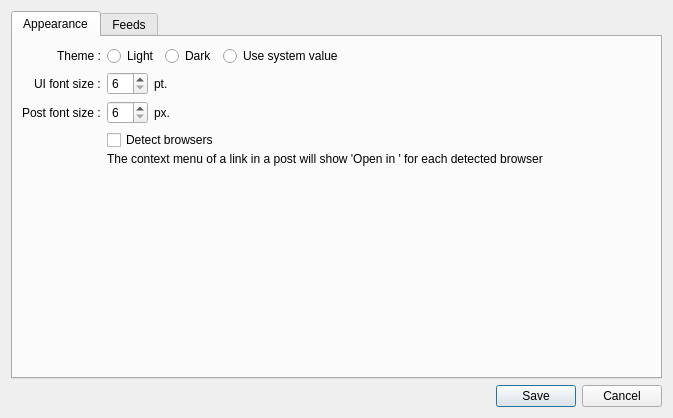
This is client-desktop/src/dialogs/DialogPreferences.ui in zappatic/ZapFeedReader as Qt 5 draws it before an edit. The edited form follows.
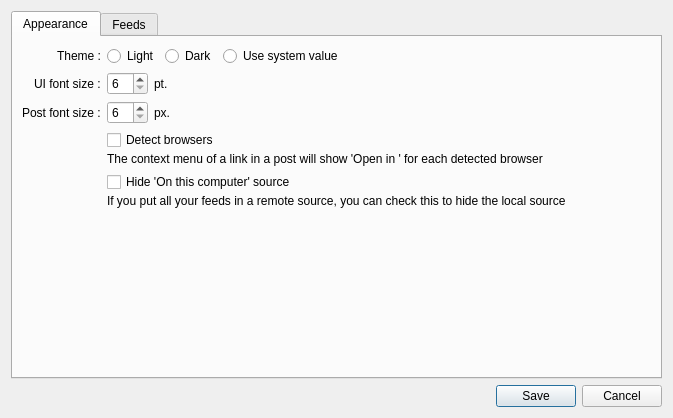
This is the edited form.

Commit message: add preference to hide local source fix initial source expansion on startup

Patch:
```diff
--- a/client-desktop/src/dialogs/DialogPreferences.ui
+++ b/client-desktop/src/dialogs/DialogPreferences.ui
@@ -188,6 +188,32 @@
            </item>
           </layout>
          </item>
+         <item row="4" column="1">
+          <layout class="QVBoxLayout" name="verticalLayout_7">
+           <property name="spacing">
+            <number>2</number>
+           </property>
+           <item>
+            <widget class="QCheckBox" name="checkBoxHideLocalSource">
+             <property name="text">
+              <string>Hide 'On this computer' source</string>
+             </property>
+            </widget>
+           </item>
+           <item>
+            <widget class="QLabel" name="label_3">
+             <property name="font">
+              <font>
+               <pointsize>9</pointsize>
+              </font>
+             </property>
+             <property name="text">
+              <string>If you put all your feeds in a remote source, you can check this to hide the local source</string>
+             </property>
+            </widget>
+           </item>
+          </layout>
+         </item>
         </layout>
        </item>
        <item>
```
The commit also changes 6 other files.
